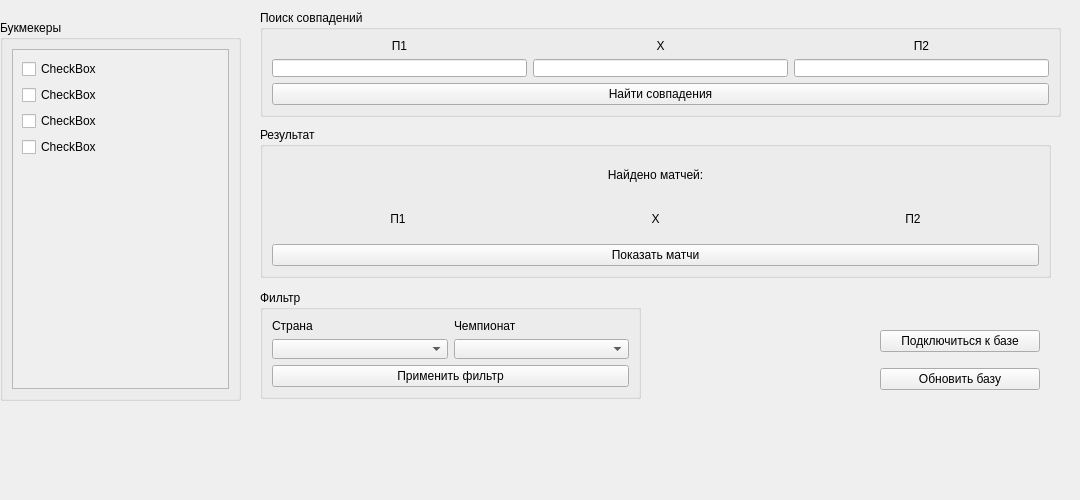
Qt form design.ui (isys35/oddsportal_parser) before a commit.
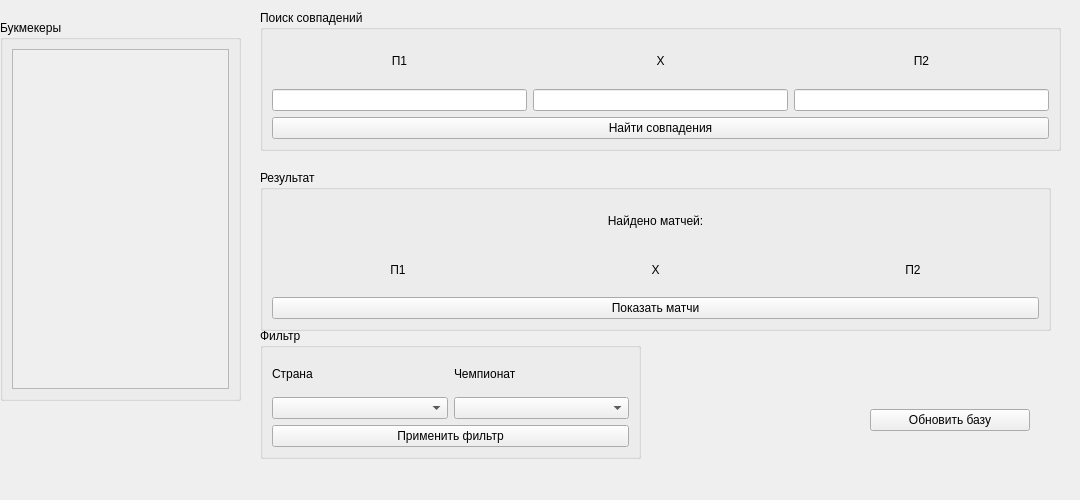
The same form after that commit.

The edit to the form file:
```diff
--- a/design.ui
+++ b/design.ui
@@ -49,39 +49,11 @@
          <rect>
           <x>0</x>
           <y>0</y>
-          <width>219</width>
-          <height>346</height>
+          <width>215</width>
+          <height>339</height>
          </rect>
         </property>
         <layout class="QVBoxLayout" name="verticalLayout">
-         <item>
-          <widget class="QCheckBox" name="checkBox">
-           <property name="text">
-            <string>CheckBox</string>
-           </property>
-          </widget>
-         </item>
-         <item>
-          <widget class="QCheckBox" name="checkBox_2">
-           <property name="text">
-            <string>CheckBox</string>
-           </property>
-          </widget>
-         </item>
-         <item>
-          <widget class="QCheckBox" name="checkBox_3">
-           <property name="text">
-            <string>CheckBox</string>
-           </property>
-          </widget>
-         </item>
-         <item>
-          <widget class="QCheckBox" name="checkBox_4">
-           <property name="text">
-            <string>CheckBox</string>
-           </property>
-          </widget>
-         </item>
          <item>
           <widget class="QWidget" name="widget" native="true"/>
          </item>
@@ -97,7 +69,7 @@
       <x>260</x>
       <y>10</y>
       <width>801</width>
-      <height>107</height>
+      <height>141</height>
      </rect>
     </property>
     <property name="title">
@@ -176,9 +148,9 @@
     <property name="geometry">
      <rect>
       <x>260</x>
-      <y>127</y>
+      <y>170</y>
       <width>791</width>
-      <height>151</height>
+      <height>161</height>
      </rect>
     </property>
     <property name="title">
@@ -246,9 +218,9 @@
     <property name="geometry">
      <rect>
       <x>260</x>
-      <y>290</y>
+      <y>328</y>
       <width>381</width>
-      <height>109</height>
+      <height>131</height>
      </rect>
     </property>
     <property name="title">
@@ -307,20 +279,13 @@
    <widget class="QWidget" name="verticalLayoutWidget">
     <property name="geometry">
      <rect>
-      <x>880</x>
-      <y>320</y>
+      <x>870</x>
+      <y>380</y>
       <width>160</width>
       <height>80</height>
      </rect>
     </property>
     <layout class="QVBoxLayout" name="verticalLayout_14">
-     <item>
-      <widget class="QPushButton" name="pushButton_5">
-       <property name="text">
-        <string>Подключиться к базе</string>
-       </property>
-      </widget>
-     </item>
      <item>
       <widget class="QPushButton" name="pushButton_4">
        <property name="text">
```
